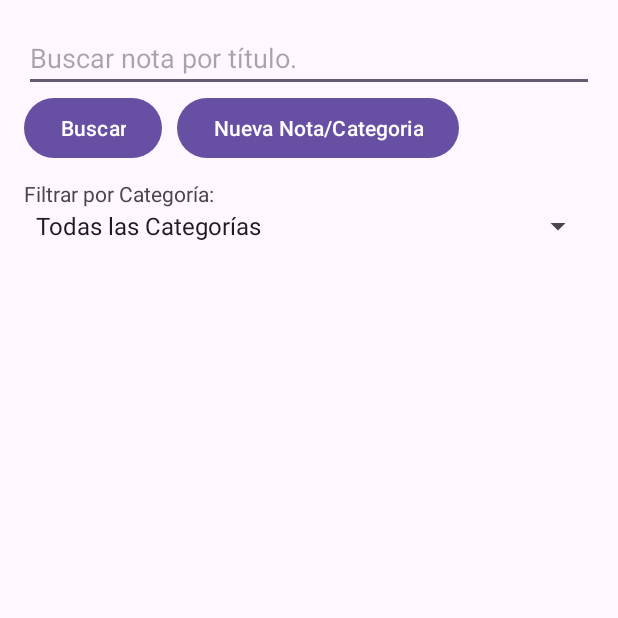
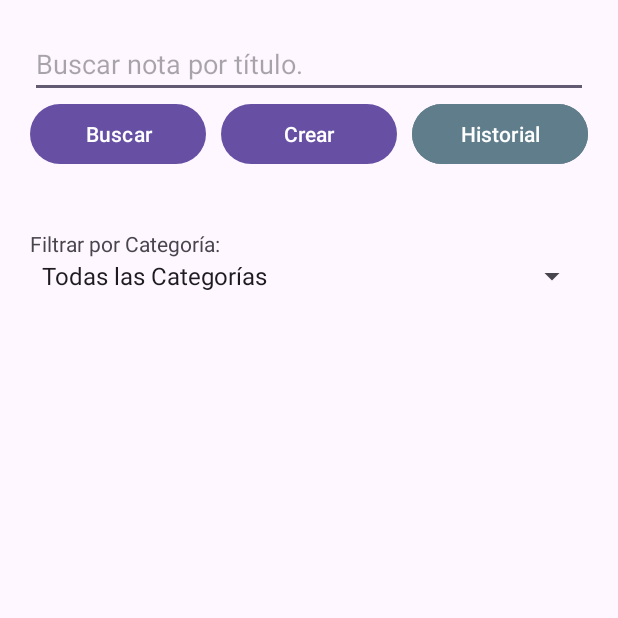
Before and after one commit to Kobrega/Notes_And_Categories, an Android app: the screen it shows after launch (MainActivity), on a phone screen of 412 x 824 dp, the top half of it. Run offline under Robolectric (Android 15) with nearby library versions, the phone set to English and light mode, and no system bars; our stand-ins replace Room's generated code.

Commit message:
CREACION DE HISTORIAL DE ACCCIONES

```diff
--- a/app/src/main/AndroidManifest.xml
+++ b/app/src/main/AndroidManifest.xml
@@ -23,6 +23,8 @@
         <activity
             android:name=".AddActivity"
             android:exported="true"/>
+        <activity android:name=".HistoryActivity"
+            android:exported="true" />
     </application>
 
 </manifest>
--- a/app/src/main/java/com/example/notes_and_categories/AppDatabase.java
+++ b/app/src/main/java/com/example/notes_and_categories/AppDatabase.java
@@ -6,9 +6,10 @@ import androidx.room.Database;
 import androidx.room.Room;
 import androidx.room.RoomDatabase;
 
-@Database(entities = {Category.class, Note.class}, version = 1)
+@Database(entities = {Category.class, Note.class, History.class}, version = 2)
 public abstract class AppDatabase extends RoomDatabase {
     public abstract AppDao appDao();
+    public abstract HistoryDao historyDao();
 
     private static AppDatabase INSTANCE;
 
--- /dev/null
+++ b/app/src/main/java/com/example/notes_and_categories/HistoryDao.java
@@ -0,0 +1,22 @@
+package com.example.notes_and_categories;
+
+import androidx.room.Dao;
+import androidx.room.Insert;
+import androidx.room.Query;
+
+import java.util.List;
+
+@Dao
+public interface HistoryDao {
+    @Insert
+    void insertHistory(History history);
+
+    @Query("SELECT * FROM history ORDER BY history_id DESC")
+    List<History> getAllHistory();
+
+    @Query("SELECT * FROM history WHERE action = :actionType ORDER BY history_id DESC")
+    List<History> getHistoryByAction(String actionType);
+
+    @Query("SELECT * FROM history WHERE created_at LIKE :date || '%' ORDER BY history_id DESC")
+    List<History> getHistoryByDate(String date);
+}
--- a/app/src/main/java/com/example/notes_and_categories/MainActivity.java
+++ b/app/src/main/java/com/example/notes_and_categories/MainActivity.java
@@ -54,6 +54,11 @@ public class MainActivity extends AppCompatActivity {
             startActivity(new Intent(this,
                     AddActivity.class));
         });
+
+        findViewById(R.id.btnViewHistory).setOnClickListener(v -> {
+            Intent intent = new Intent(MainActivity.this, HistoryActivity.class);
+            startActivity(intent);
+        });
     }
 
     @Override
--- a/app/src/main/res/layout/activity_main.xml
+++ b/app/src/main/res/layout/activity_main.xml
@@ -7,11 +7,11 @@
     android:layout_height="match_parent"
     tools:context=".MainActivity">
 
-    <LinearLayout xmlns:android="http://schemas.android.com/apk/res/android"
+    <LinearLayout
         android:layout_width="match_parent"
         android:layout_height="match_parent"
         android:orientation="vertical"
-        android:padding="16dp">
+        android:padding="20dp">
 
         <EditText
             android:id="@+id/etSearch"
@@ -21,21 +21,33 @@
 
         <LinearLayout
             android:layout_width="match_parent"
-            android:layout_height="wrap_content"
+            android:layout_height="77dp"
             android:orientation="horizontal">
 
             <Button
                 android:id="@+id/btnSearch"
-                android:layout_width="wrap_content"
+                android:layout_width="0dp"
                 android:layout_height="wrap_content"
+                android:layout_weight="1"
                 android:text="@string/find" />
 
             <Button
                 android:id="@+id/btnGoToAdd"
-                android:layout_width="wrap_content"
+                android:layout_width="0dp"
                 android:layout_height="wrap_content"
-                android:text="@string/new_someting"
-                android:layout_marginStart="10dp"/>
+                android:layout_marginStart="10dp"
+                android:layout_weight="1"
+                android:text="@string/new_someting" />
+
+            <Button
+                android:id="@+id/btnViewHistory"
+                android:layout_width="0dp"
+                android:layout_height="wrap_content"
+                android:layout_marginStart="10dp"
+                android:layout_weight="1"
+                android:backgroundTint="#607D8B"
+                android:text="Historial" />
+
         </LinearLayout>
 
         <TextView
@@ -56,4 +68,6 @@
             android:layout_marginTop="10dp"/>
     </LinearLayout>
 
+
+
 </androidx.constraintlayout.widget.ConstraintLayout>
--- a/app/src/main/res/values/strings.xml
+++ b/app/src/main/res/values/strings.xml
@@ -2,6 +2,7 @@
     <string name="app_name">Notes_And_Categories</string>
     <string name="find_note">Buscar nota por título.</string>
     <string name="find">Buscar</string>
-    <string name="new_someting">Nueva Nota/Categoria</string>
+    <string name="new_someting">Crear</string>
     <string name="filt_category">Filtrar por Categoría:</string>
+    <string name="History">Historial de Acciones</string>
 </resources>
```
Also changed, not shown: app/src/main/java/com/example/notes_and_categories/History.java (added, +29 -0 lines), app/src/main/java/com/example/notes_and_categories/HistoryActivity.java (added, +44 -0 lines), app/src/main/java/com/example/notes_and_categories/HistoryAdapter.java (added, +59 -0 lines), app/src/main/java/com/example/notes_and_categories/NotesController.java (+21 -2 lines), app/src/main/res/layout/activity_history.xml (added, +31 -0 lines), app/src/main/res/layout/item_history.xml (added, +32 -0 lines).
